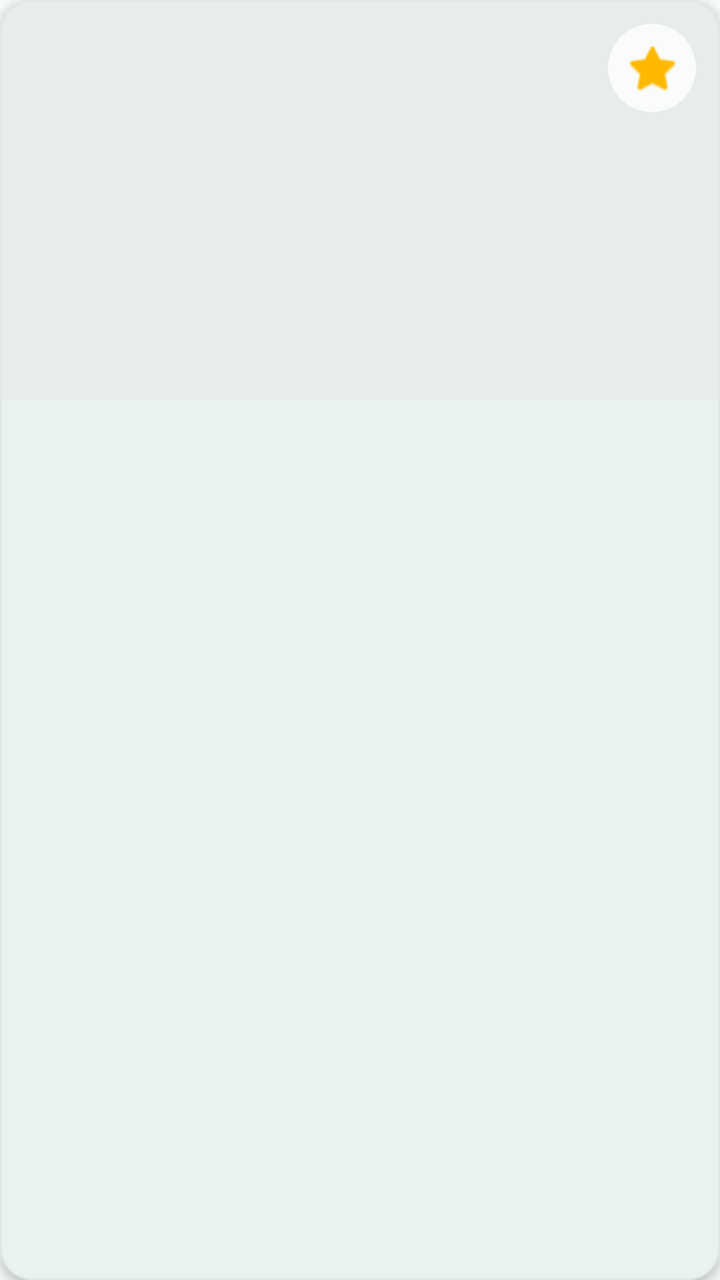
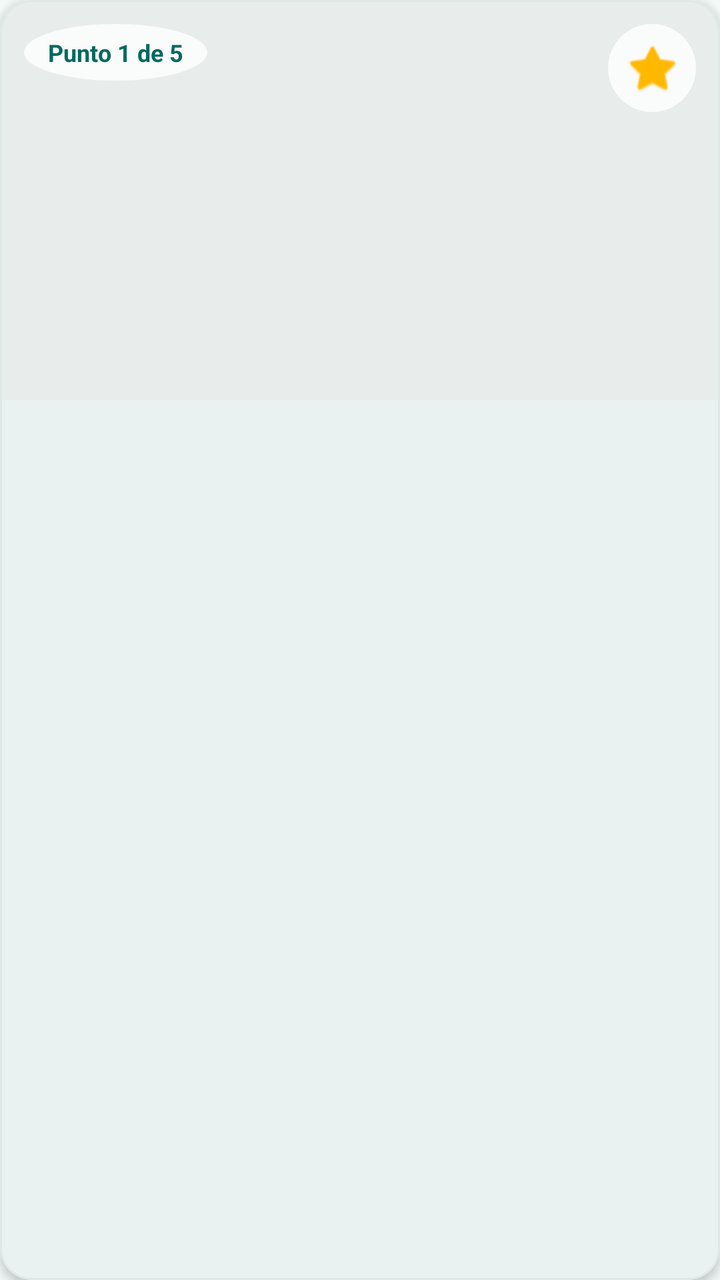

Before-and-after screenshots of an Android layout around one commit, followed by the original layout XML and the change that was made.
<!-- AndroidManifest.xml: application theme Theme.APPTURISMO -->
<!-- res/layout/item_punto.xml -->
<?xml version="1.0" encoding="utf-8"?>
<com.google.android.material.card.MaterialCardView xmlns:android="http://schemas.android.com/apk/res/android"
    xmlns:app="http://schemas.android.com/apk/res-auto"
    android:layout_width="match_parent"
    android:layout_height="wrap_content"
    android:layout_marginHorizontal="12dp"
    android:layout_marginVertical="8dp"
    app:cardCornerRadius="16dp"
    app:cardElevation="3dp"
    app:cardBackgroundColor="@color/surface"
    app:strokeWidth="1dp"
    app:strokeColor="#E0E8E6">

    <LinearLayout
        android:layout_width="match_parent"
        android:layout_height="wrap_content"
        android:orientation="vertical">

        <RelativeLayout
            android:layout_width="match_parent"
            android:layout_height="200dp">

            <ImageView
                android:id="@+id/ivFoto"
                android:layout_width="match_parent"
                android:layout_height="match_parent"
                android:scaleType="centerCrop"
                android:background="#E8ECEB" />

            <ImageButton
                android:id="@+id/btnFavorite"
                android:layout_width="44dp"
                android:layout_height="44dp"
                android:layout_alignParentTop="true"
                android:layout_alignParentEnd="true"
                android:layout_margin="12dp"
                android:background="@drawable/bg_circle_translucent"
                android:padding="8dp"
                android:scaleType="fitCenter"
                android:src="@android:drawable/btn_star_big_off"
                app:tint="@color/amber_star" />

        </RelativeLayout>

        <LinearLayout
            android:layout_width="match_parent"
            android:layout_height="wrap_content"
            android:orientation="vertical"
            android:padding="16dp">

            <TextView
                android:id="@+id/tvNombre"
                android:layout_width="match_parent"
                android:layout_height="wrap_content"
                android:textColor="@color/text_primary"
                android:textSize="20sp"
                android:textStyle="bold" />

            <TextView
                android:id="@+id/tvDescripcion"
                android:layout_width="match_parent"
                android:layout_height="wrap_content"
                android:layout_marginTop="6dp"
                android:ellipsize="end"
                android:maxLines="2"
                android:textColor="@color/text_secondary"
                android:textSize="14sp" />

            <LinearLayout
                android:id="@+id/adminControls"
                android:layout_width="match_parent"
                android:layout_height="wrap_content"
                android:layout_marginTop="12dp"
                android:gravity="end"
                android:orientation="horizontal"
                android:visibility="gone">

                <com.google.android.material.button.MaterialButton
                    android:id="@+id/btnEdit"
                    style="@style/Widget.Material3.Button.TextButton"
                    android:layout_width="wrap_content"
                    android:layout_height="wrap_content"
                    android:text="Editar"
                    android:textColor="@color/primary"
                    app:icon="@android:drawable/ic_menu_edit"
                    app:iconTint="@color/primary" />

                <com.google.android.material.button.MaterialButton
                    android:id="@+id/btnDelete"
                    style="@style/Widget.Material3.Button.TextButton"
                    android:layout_width="wrap_content"
                    android:layout_height="wrap_content"
                    android:layout_marginStart="8dp"
                    android:text="Eliminar"
                    android:textColor="@color/red_delete"
                    app:icon="@android:drawable/ic_menu_delete"
                    app:iconTint="@color/red_delete" />

            </LinearLayout>

        </LinearLayout>
    </LinearLayout>
</com.google.android.material.card.MaterialCardView>
<!-- resources referenced by this layout -->
<resources>
  <color name="amber_star">#FFB800</color>
  <color name="primary">#006A60</color>
  <color name="red_delete">#BA1A1A</color>
  <color name="surface">#FFFFFF</color>
  <color name="text_primary">#191C1B</color>
  <color name="text_secondary">#3F4946</color>
  <!-- drawable bg_circle_translucent (drawable) -->
  <?xml version="1.0" encoding="utf-8"?>
  <shape xmlns:android="http://schemas.android.com/apk/res/android"
      android:shape="oval">
      <solid android:color="#CCFFFFFF" />
  </shape>
  <style name="Theme.APPTURISMO" parent="Base.Theme.APPTURISMO" />
  <style name="Base.Theme.APPTURISMO" parent="Theme.Material3.DayNight.NoActionBar">
          <item name="colorPrimary">@color/primary</item>
          <item name="colorOnPrimary">@color/on_primary</item>
          <item name="colorPrimaryContainer">@color/primary_container</item>
          <item name="colorOnPrimaryContainer">@color/on_primary_container</item>
          <item name="colorSecondary">@color/secondary</item>
          <item name="android:colorBackground">@color/background</item>
          <item name="colorSurface">@color/surface</item>
      </style>
  <color name="on_primary">#FFFFFF</color>
  <color name="primary_container">#70F7E6</color>
  <color name="on_primary_container">#00201C</color>
  <color name="secondary">#4A635F</color>
  <color name="background">#F4FBF9</color>
</resources>

<!-- the commit's change to res/layout/item_punto.xml (unified diff, before → after) -->
@@ -26,6 +26,21 @@
                 android:layout_height="match_parent"
                 android:scaleType="centerCrop"
                 android:background="#E8ECEB" />
+
+            <TextView
+                android:id="@+id/tvOrdenBadge"
+                android:layout_width="wrap_content"
+                android:layout_height="wrap_content"
+                android:layout_alignParentTop="true"
+                android:layout_alignParentStart="true"
+                android:layout_margin="12dp"
+                android:background="@drawable/bg_circle_translucent"
+                android:paddingHorizontal="12dp"
+                android:paddingVertical="6dp"
+                android:text="Punto 1 de 5"
+                android:textColor="@color/primary"
+                android:textSize="12sp"
+                android:textStyle="bold" />
 
             <ImageButton
                 android:id="@+id/btnFavorite"
